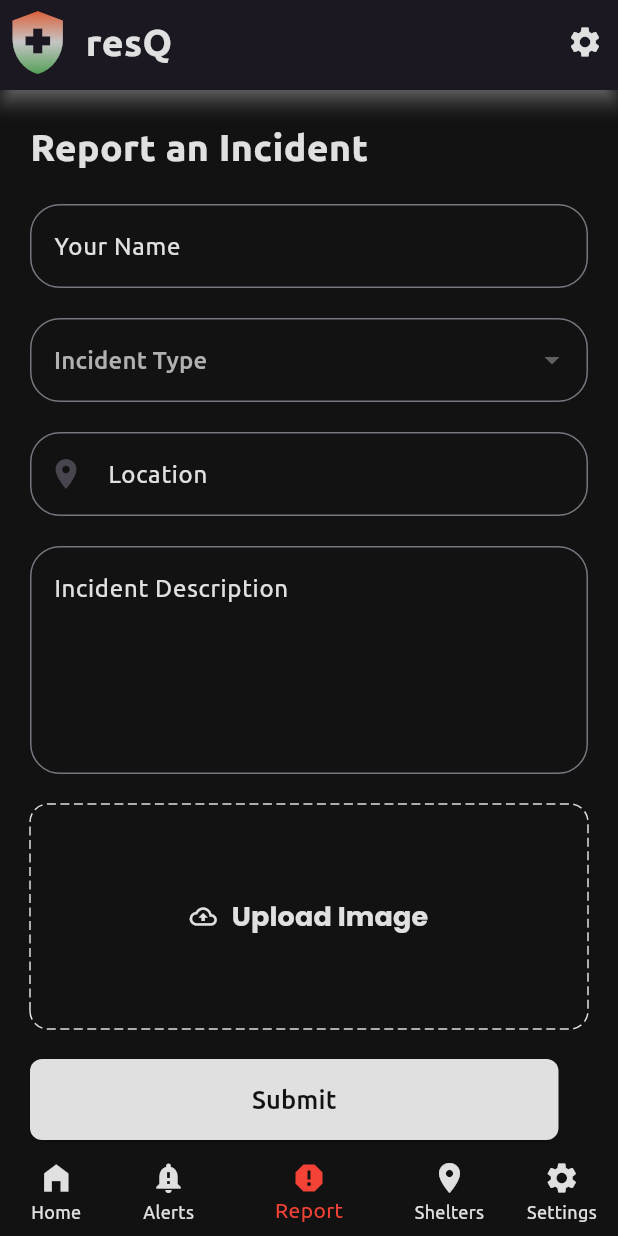
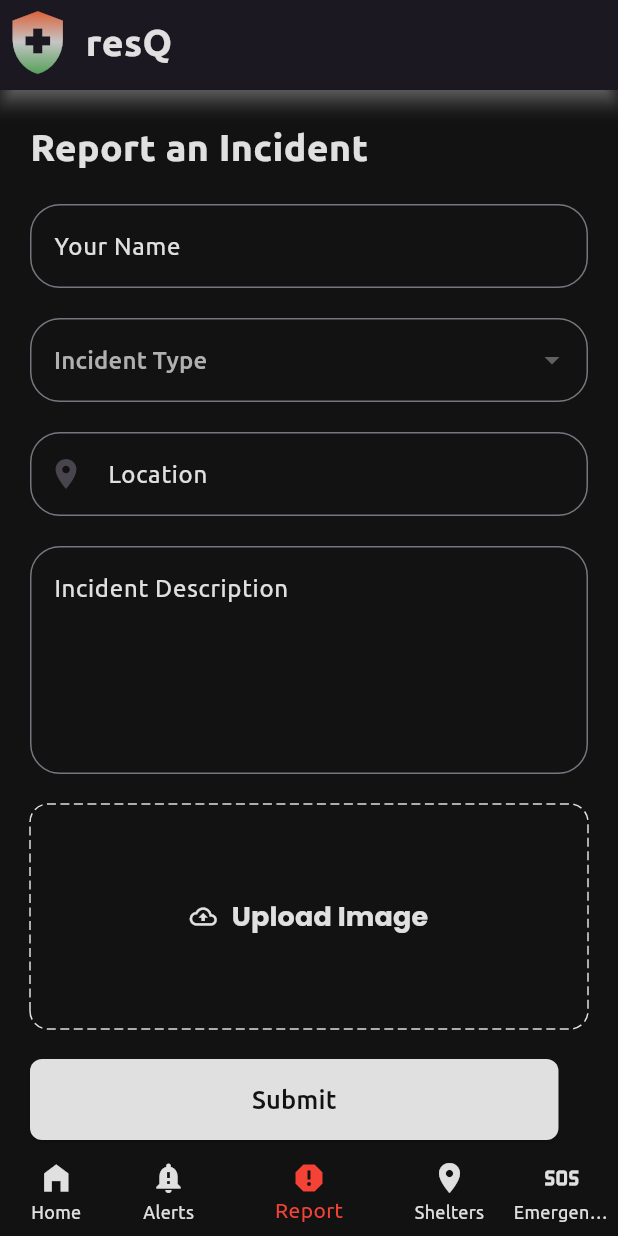
Before and after one commit to hrpofficial736/resq, a Flutter app: the screen it shows after launch, item 3 of the bottom bar chosen, on a phone screen of 412 x 824 dp. Run offline on Flutter 3.47's test engine with Material 3 defaults, Android fonts, the phone set to English and light mode, and no system bars; drawn by our look-alikes of dotted_border; our stand-ins replace dio, file_picker, flutter_map, flutter_riverpod, flutter_svg, geocoding and 3 more.

Commit message:
built map and sos screen

```diff
--- a/lib/app.dart
+++ b/lib/app.dart
@@ -3,6 +3,7 @@ import 'package:resq/core/constants/color_scheme.dart';
 import 'package:resq/core/widgets/app_bar.dart';
 import 'package:resq/core/widgets/bottom_navbar.dart';
 import 'package:resq/features/alerts/presentation/screens/alerts.dart';
+import 'package:resq/features/emergency/presentation/screens/emergency_contacts_screen.dart';
 import 'package:resq/features/home/presentation/screens/home_screen.dart';
 import 'package:resq/features/report/presentation/screens/report_screen.dart';
 import 'package:resq/features/shelters/presentation/screens/shelters_screen.dart';
@@ -20,7 +21,8 @@ class _ResqAppState extends State<ResqApp> {
     HomeScreen(),
     Alerts(),
     ReportScreen(),
-    SheltersScreen()
+    SheltersScreen(),
+    EmergencyContactsScreen()
   ];
   @override
   Widget build(BuildContext context) {
--- a/lib/core/constants/emergency_contacts.dart
+++ b/lib/core/constants/emergency_contacts.dart
@@ -11,6 +11,5 @@ class EmergencyContacts {
     EmergencyContactModel(label: "Women's Helpline", number: "1091"),
     EmergencyContactModel(label: "Child Helpline", number: "1098"),
     EmergencyContactModel(label: "Highway Helpline", number: "1033"),
-    EmergencyContactModel(label: "Mental Health Support", number: "1860 266 2345"),
   ];
 }
--- a/lib/core/widgets/app_bar.dart
+++ b/lib/core/widgets/app_bar.dart
@@ -13,14 +13,6 @@ class ResqAppBar extends StatelessWidget {
       shadowColor: AppColorScheme().primaryTextColor,
       leading: ResqLogo(),
       leadingWidth: 115,
-      actions: [
-        Padding(
-            padding: EdgeInsets.only(right: 10),
-            child: Icon(
-              Icons.settings,
-              color: AppColorScheme().primaryTextColor,
-            ))
-      ],
     );
   }
 }
--- a/lib/core/widgets/bottom_navbar.dart
+++ b/lib/core/widgets/bottom_navbar.dart
@@ -38,9 +38,9 @@ class _BottomNavbarState extends State<BottomNavbar> {
         )),
     BottomNavigationBarItem(
         backgroundColor: AppColorScheme().primaryBackgroundColor,
-        label: "Settings",
+        label: "Emergency Contacts",
         icon: Icon(
-          Icons.settings,
+          Icons.sos,
         ))
   ];
   @override
--- a/lib/core/widgets/contact_list_tile.dart
+++ b/lib/core/widgets/contact_list_tile.dart
@@ -8,7 +8,8 @@ class ContactListTile extends StatelessWidget {
 
   @override
   Widget build(BuildContext context) {
-    return ListTile(
+    return Padding(padding: EdgeInsets.only(bottom: 10.0), child: ListTile(
+      shape: RoundedRectangleBorder(borderRadius: BorderRadius.circular(20.0)),
       tileColor: AppColorScheme().containerColor,
       leading: Text(
         contact.label!,
@@ -22,6 +23,6 @@ class ContactListTile extends StatelessWidget {
               color: AppColorScheme().primaryTextColor,
               fontFamily: "Poppins",
               fontSize: 18.0)),
-    );
+    ));
   }
 }
--- a/lib/features/emergency/presentation/screens/emergency_contacts_screen.dart
+++ b/lib/features/emergency/presentation/screens/emergency_contacts_screen.dart
@@ -1,5 +1,6 @@
 import 'package:flutter/material.dart';
 import 'package:resq/core/constants/color_scheme.dart';
+import 'package:resq/features/emergency/presentation/widgets/contacts_list.dart';
 
 class EmergencyContactsScreen extends StatelessWidget {
   const EmergencyContactsScreen({super.key});
@@ -7,13 +8,15 @@ class EmergencyContactsScreen extends StatelessWidget {
   Widget build(BuildContext context) {
     return Container(padding: EdgeInsets.all(20.0), child: Column(
       crossAxisAlignment: CrossAxisAlignment.start,
+      spacing: 20.0,
       children: [
         Text("Emergency Contacts", style: TextStyle(
           color: AppColorScheme().primaryTextColor,
           fontFamily: "Ubuntu",
           fontWeight: FontWeight.w800,
           fontSize: 22.0
-        ),)
+        ),),
+        ContactsList()
       ],
     ));
   }
```
Also changed, not shown: 4 other files.
